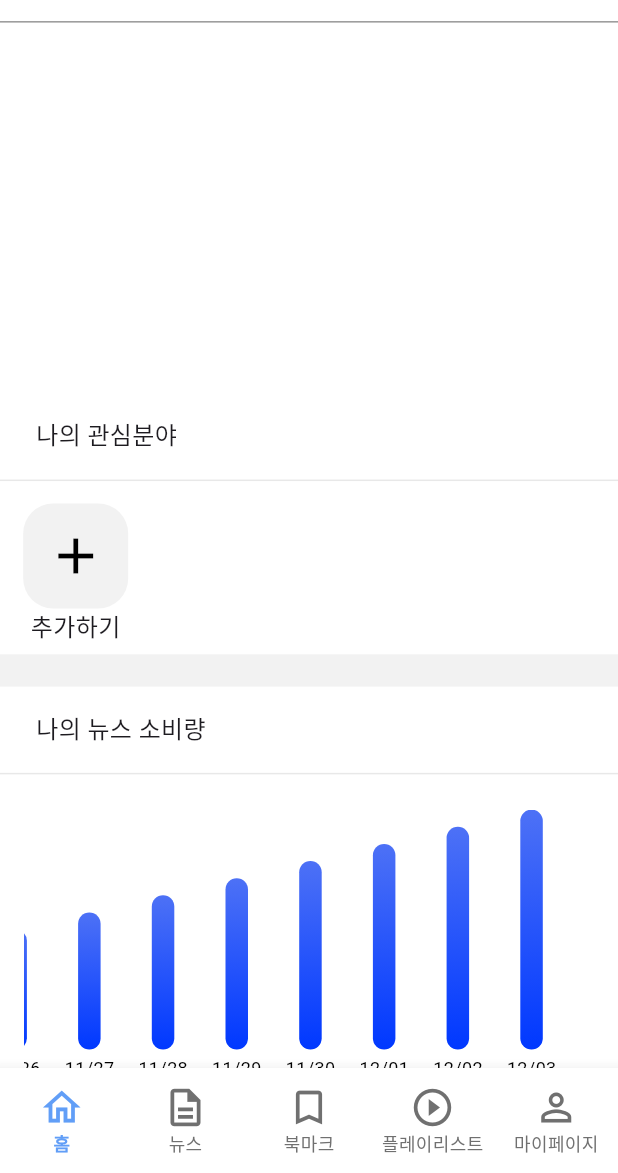
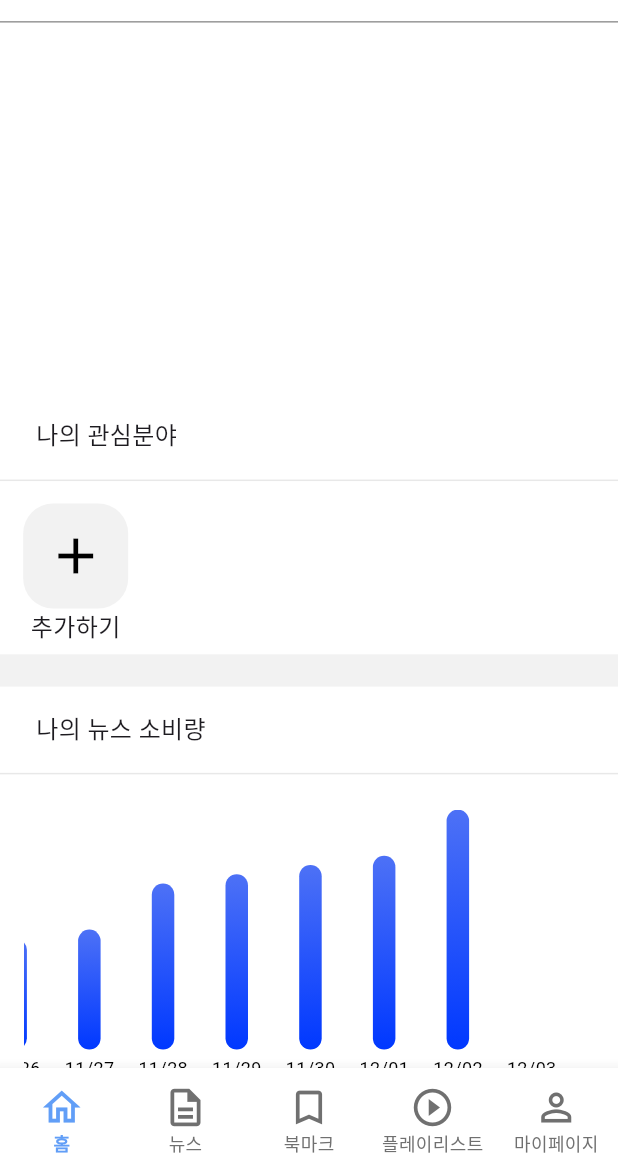
Before and after one commit to tteeyongPing/Frontend, a Flutter app: the MainPage screen opened directly, item 2 of the bottom bar chosen, after a tap on "추가하기", on a phone screen of 412 x 824 dp, the part 63-1236 px from its top. Run offline on Flutter 3.47's test engine with Material 3 defaults, Android fonts, the phone set to English and light mode, and no system bars; drawn by our look-alikes of fl_chart; our stand-ins replace flutter_local_notifications, flutter_vector_icons, logger, permission_handler, share_plus, shared_preferences and 3 more; missing offline and left inert: kakao_flutter_sdk, scroll_datetime_picker; accounts and stored records are empty; network calls fail; Roboto replaces fonts that are missing (Pretendard).

Commit message:
[fix] 디자인 수정

```diff
--- a/newsee/lib/presentation/pages/PlaylistPage/playlist_page.dart
+++ b/newsee/lib/presentation/pages/PlaylistPage/playlist_page.dart
@@ -717,7 +717,7 @@ class PlaylistPageState extends State<PlaylistPage> {
                           );
                         },
                       ),
-                      if (isMyPlaylistSelected) // isMyPlaylistSelected일 때만 추가 버튼 표시
+                      if (isMyPlaylistSelected) // isMyPlaylistSelected일 때만 생성 버튼 표시
                         Align(
                           alignment: Alignment.bottomCenter, // 하단에 고정
                           child: Padding(
@@ -743,7 +743,7 @@ class PlaylistPageState extends State<PlaylistPage> {
                                   ),
                                 ),
                                 child: const Text(
-                                  '플레이리스트 추가',
+                                  '플레이리스트 생성',
                                   style: TextStyle(color: Colors.white),
                                 ),
                               ),
--- a/newsee/lib/presentation/pages/homePage/homePage.dart
+++ b/newsee/lib/presentation/pages/homePage/homePage.dart
@@ -122,32 +122,75 @@ class _HomePageState extends State<HomePage> {
     }
   }
 
-  Future<void> loadChartData() async {
+  Future<void> generateAndSaveDummyData() async {
     SharedPreferences prefs = await SharedPreferences.getInstance();
-    List<String> dailyTotals =
-        prefs.getStringList('daily_total_count_queue') ?? [];
+    DateTime today = DateTime.now();
 
-    // 현재 날짜를 기준으로 14일 데이터 생성
-    DateTime today = DateTime.now();
-    List<String> last14Dates = List.generate(
-      14,
-      (index) => DateFormat('MM/dd')
+    // 어제까지의 더미 데이터를 생성
+    List<String> last13Dates = List.generate(
+      13,
+      (index) => DateFormat('yyyy-MM-dd')
           .format(today.subtract(Duration(days: 13 - index))),
     );
 
-    // 데이터 매핑
-    List<int> counts = List.generate(14, (index) {
-      int queueIndex = dailyTotals.length - 14 + index;
-      if (queueIndex >= 0 && queueIndex < dailyTotals.length) {
-        return int.tryParse(dailyTotals[queueIndex]) ?? 0;
+    // 더미 데이터: 각 날짜에 랜덤 조회수 추가
+    List<int> dummyCounts = List.generate(
+      13,
+      (index) => (index + 1) * 2 - index % 4, // 5, 10, 15, ...
+    );
+
+    // SharedPreferences에 저장
+    for (int i = 0; i < last13Dates.length; i++) {
+      await prefs.setInt('dummy_${last13Dates[i]}', dummyCounts[i]);
+      print("Saved dummy data: ${last13Dates[i]} - ${dummyCounts[i]}");
+    }
+  }
+
+  void loadChartData() async {
+    SharedPreferences prefs = await SharedPreferences.getInstance();
+    DateTime today = DateTime.now();
+
+    // 전날까지의 더미 데이터 가져오기
+    List<String> last13Dates = List.generate(
+      13,
+      (index) => DateFormat('yyyy-MM-dd')
+          .format(today.subtract(Duration(days: 13 - index))),
+    );
+
+    List<int> counts = [];
+    for (String date in last13Dates) {
+      int? count = prefs.getInt('dummy_$date');
+      counts.add(count ?? 0); // 데이터가 없으면 0으로 추가
+      print("Loaded data for $date: ${count ?? 0}");
+    }
+
+    // 오늘 날짜 데이터를 계산하여 추가
+    String todayDate = DateFormat('yyyy-MM-dd').format(today);
+    int todayTotal = 0;
+
+    // SharedPreferences에서 오늘 날짜 데이터 가져오기
+    for (String key in prefs.getKeys()) {
+      if (key.contains(todayDate)) {
+        todayTotal += prefs.getInt(key) ?? 0;
       }
-      return 0; // 없는 데이터는 0으로 설정
+    }
+
+    counts.add(todayTotal); // 오늘 데이터를 추가
+    print("Today's data: $todayTotal");
+
+    setState(() {
+      dates = [
+        ...last13Dates
+            .map((date) => DateFormat('MM/dd').format(DateTime.parse(date))),
+        DateFormat('MM/dd').format(today),
+      ];
+      dailyCounts = counts.isEmpty
+          ? List.filled(14, 0) // 데이터가 비어있으면 0으로 채움
+          : counts;
     });
 
-    setState(() {
-      dates = last14Dates;
-      dailyCounts = counts;
-    });
+    print("Final dates: $dates");
+    print("Final dailyCounts: $dailyCounts");
   }
 
   void _showErrorDialog(String message) {
@@ -166,26 +209,16 @@ class _HomePageState extends State<HomePage> {
     );
   }
 
-  void _loadDummyData() {
-    DateTime today = DateTime.now();
-
-    // 현재 날짜를 기준으로 14일간의 더미 데이터 생성
-    dates = List.generate(
-      14,
-      (index) => DateFormat('MM/dd')
-          .format(today.subtract(Duration(days: 13 - index))),
-    );
-
-    // 더미 데이터: 각 날짜에 랜덤 조회수 추가
-    dailyCounts =
-        List.generate(14, (index) => (index + 1) * 5); // 5, 10, 15, ...
-    setState(() {});
-  }
-
   void _scrollToRight() {
     if (_scrollController.hasClients) {
       _scrollController.jumpTo(_scrollController.position.maxScrollExtent);
     }
+  }
+
+  Future<void> _initializeData() async {
+    await generateAndSaveDummyData(); // 더미 데이터 생성 완료 후
+    loadChartData(); // 차트 데이터 로드
+    loadBanner(); // 배너 데이터 로드
   }
 
   @override
@@ -199,11 +232,11 @@ class _HomePageState extends State<HomePage> {
       });
     });
     _scrollController = ScrollController(); // 초기화
-    _loadDummyData(); // 더미 데이터를 로드합니다.
+    _initializeData(); // 데이터 초기화 함수
+
     WidgetsBinding.instance.addPostFrameCallback((_) {
       _scrollToRight(); // 화면 로드 후 오른쪽으로 스크롤
     });
-    loadBanner();
   }
 
   @override
--- a/newsee/lib/presentation/widgets/header/header.dart
+++ b/newsee/lib/presentation/widgets/header/header.dart
@@ -17,7 +17,7 @@ class Header extends StatelessWidget implements PreferredSizeWidget {
     return AppBar(
       toolbarHeight: appBarHeight,
       elevation: 0,
-      backgroundColor: Colors.transparent,
+      backgroundColor: Colors.white,
       titleSpacing: 0,
       automaticallyImplyLeading: false,
       title: Padding(
```
